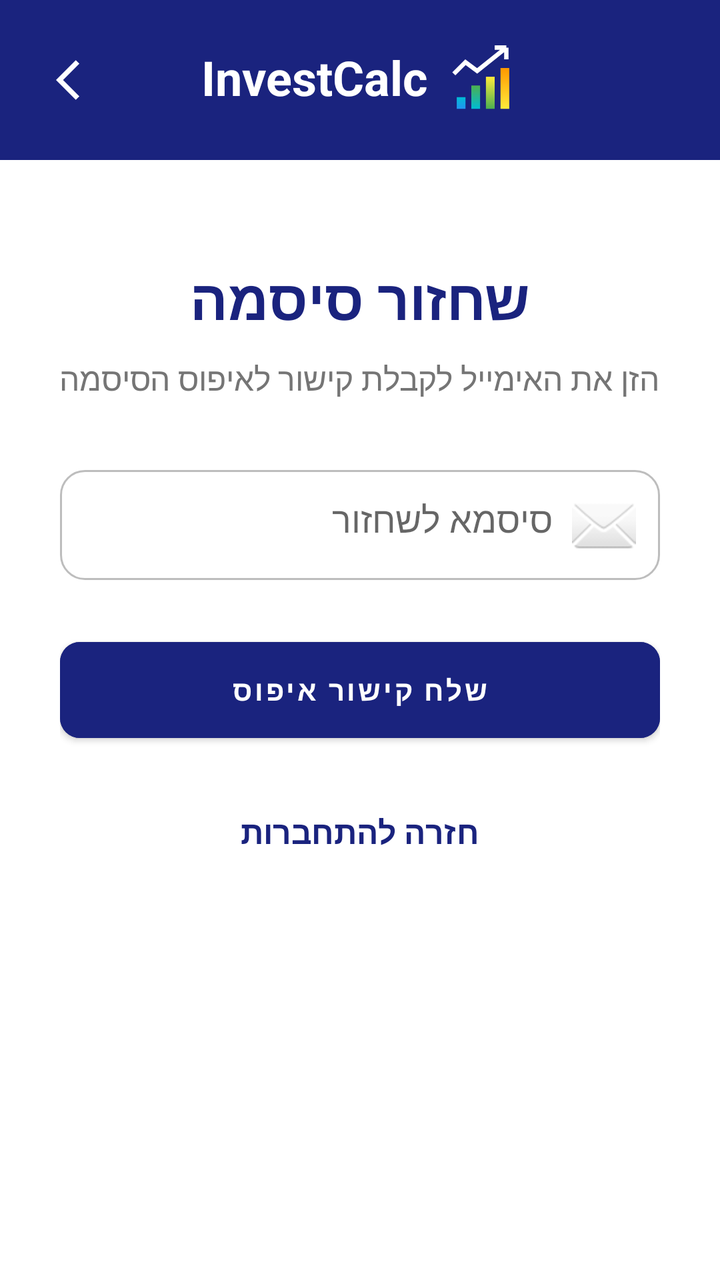
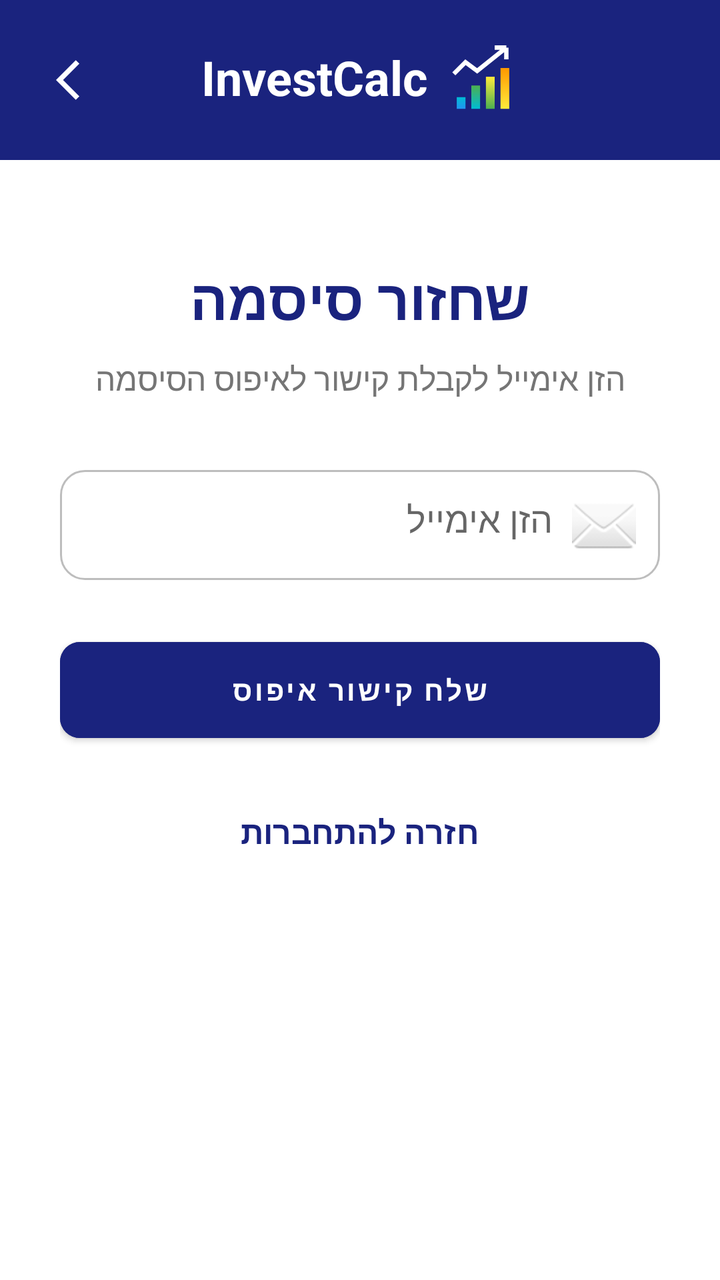

An Android layout rendered at two revisions. The XML below is the earlier revision; the diff shows what the commit changed to produce the second picture.
<!-- AndroidManifest.xml: application theme Theme.First_App -->
<!-- res/layout/activity_forgot_password.xml -->
<?xml version="1.0" encoding="utf-8"?>
<ScrollView xmlns:android="http://schemas.android.com/apk/res/android"
    xmlns:app="http://schemas.android.com/apk/res-auto"
    android:layout_width="match_parent"
    android:layout_height="match_parent"
    android:background="#FFFFFF"
    android:fillViewport="true">

    <LinearLayout
        android:layout_width="match_parent"
        android:layout_height="wrap_content"
        android:orientation="vertical">

        <FrameLayout
            android:layout_width="match_parent"
            android:layout_height="80dp"
            android:background="#1A237E">

            <ImageButton
                android:id="@+id/ibBackArrow"
                android:layout_width="48dp"
                android:layout_height="48dp"
                android:src="@drawable/arrow_back"  android:background="?attr/selectableItemBackgroundBorderless"
                android:contentDescription="Back"
                android:layout_gravity="top|start"  android:padding="12dp"
                android:layout_marginTop="16dp"
                android:layout_marginStart="16dp"/>

            <LinearLayout
                android:layout_width="wrap_content"
                android:layout_height="wrap_content"
                android:layout_gravity="center"
                android:orientation="horizontal">

                <TextView
                    android:layout_width="wrap_content"
                    android:layout_height="wrap_content"
                    android:text="InvestCalc"
                    android:textColor="#FFFFFF"
                    android:textSize="24sp"
                    android:textStyle="bold" />

                <ImageView
                    android:layout_width="35dp"
                    android:layout_height="35dp"
                    android:layout_marginStart="10dp"
                    android:src="@drawable/ic_growth_graph" />
            </LinearLayout>
        </FrameLayout>

        <LinearLayout
            android:layout_width="match_parent"
            android:layout_height="wrap_content"
            android:orientation="vertical"
            android:padding="30dp"
            android:gravity="center_horizontal">

            <TextView
                android:layout_width="wrap_content"
                android:layout_height="wrap_content"
                android:text="שחזור סיסמה"
                android:textSize="28sp"
                android:textStyle="bold"
                android:textColor="#1A237E"
                android:layout_marginTop="20dp"
                android:layout_marginBottom="10dp"/>

            <TextView
                android:layout_width="wrap_content"
                android:layout_height="wrap_content"
                android:text="הזן את האימייל לקבלת קישור לאיפוס הסיסמה"
                android:textSize="16sp"
                android:textColor="#757575"
                android:gravity="center"
                android:layout_marginBottom="35dp"/>

            <EditText
                android:id="@+id/etForgotEmail"
                android:layout_width="match_parent"
                android:layout_height="55dp"
                android:hint="סיסמא לשחזור"
                android:inputType="textEmailAddress"
                android:background="@drawable/edit_text_border"
                android:padding="12dp"
                android:drawableEnd="@android:drawable/ic_dialog_email"
                android:drawablePadding="10dp"
                android:gravity="right"
                android:layout_marginBottom="25dp"/>

            <Button
                android:id="@+id/btnResetPassword"
                android:layout_width="match_parent"
                android:layout_height="60dp"
                android:text="שלח קישור איפוס"
                android:backgroundTint="#1A237E"
                android:textColor="#FFFFFF"
                android:textStyle="bold"
                app:cornerRadius="10dp"
                android:layout_marginBottom="20dp"/>

            <TextView
                android:id="@+id/tvBackToLogin"
                android:layout_width="wrap_content"
                android:layout_height="wrap_content"
                android:text="חזרה להתחברות"
                android:textColor="#1A237E"
                android:padding="10dp"
                android:textSize="16sp"
                android:textStyle="bold"/>
        </LinearLayout>
    </LinearLayout>
</ScrollView>
<!-- resources referenced by this layout -->
<resources>
  <!-- drawable arrow_back (drawable) -->
  <vector xmlns:android="http://schemas.android.com/apk/res/android" android:autoMirrored="true" android:height="24dp" android:tint="#FFFFFF" android:viewportHeight="24" android:viewportWidth="24" android:width="24dp">
        
      <path android:fillColor="@android:color/white" android:pathData="M11.67,3.87L9.9,2.1 0,12l9.9,9.9 1.77,-1.77L3.54,12z"/>
      
  </vector>
  <!-- drawable edit_text_border (drawable) -->
  <?xml version="1.0" encoding="utf-8"?>
  <shape xmlns:android="http://schemas.android.com/apk/res/android">
      <solid android:color="#FFFFFF" />
  
      <stroke
          android:width="1dp"
          android:color="#BDBDBD" />
  
      <corners android:radius="12dp" />
  </shape>
  <!-- drawable ic_growth_graph (drawable) -->
  <vector xmlns:android="http://schemas.android.com/apk/res/android"
      xmlns:aapt="http://schemas.android.com/aapt"
      android:width="120dp"
      android:height="120dp"
      android:viewportWidth="24"
      android:viewportHeight="24">
  
      <path android:pathData="M3,22h3V18h-3z"><aapt:attr name="android:fillColor"><gradient android:startY="22" android:endY="18" android:type="linear"><item android:offset="0" android:color="#2196F3"/><item android:offset="1" android:color="#00BCD4"/></gradient></aapt:attr></path>
      <path android:pathData="M8,22h3V14h-3z"><aapt:attr name="android:fillColor"><gradient android:startY="22" android:endY="14" android:type="linear"><item android:offset="0" android:color="#00BCD4"/><item android:offset="1" android:color="#4CAF50"/></gradient></aapt:attr></path>
      <path android:pathData="M13,22h3V11h-3z"><aapt:attr name="android:fillColor"><gradient android:startY="22" android:endY="11" android:type="linear"><item android:offset="0" android:color="#4CAF50"/><item android:offset="1" android:color="#FFEB3B"/></gradient></aapt:attr></path>
      <path android:pathData="M18,22h3V8h-3z"><aapt:attr name="android:fillColor"><gradient android:startY="22" android:endY="8" android:type="linear"><item android:offset="0" android:color="#FFEB3B"/><item android:offset="1" android:color="#FF9800"/></gradient></aapt:attr></path>
  
      <path
          android:strokeColor="#FFFFFF"
          android:strokeWidth="1.5"
          android:pathData="M2,10 L6,6 L10,9 L20,1 M20,1 L16,1 M20,1 L20,5" />
  </vector>
  <style name="Theme.First_App" parent="Theme.MaterialComponents.DayNight.NoActionBar">
          <item name="colorPrimary">#1A237E</item>
          <item name="colorPrimaryVariant">#000051</item>
          <item name="colorOnPrimary">#FFFFFF</item>
          <item name="colorSecondary">#A5D6A7</item>
          <item name="colorOnSecondary">#000000</item>
          <item name="android:statusBarColor">#1A237E</item>
      </style>
</resources>

<!-- the commit's change to res/layout/activity_forgot_password.xml (unified diff, before → after) -->
@@ -68,7 +68,7 @@
             <TextView
                 android:layout_width="wrap_content"
                 android:layout_height="wrap_content"
-                android:text="הזן את האימייל לקבלת קישור לאיפוס הסיסמה"
+                android:text="הזן אימייל לקבלת קישור לאיפוס הסיסמה"
                 android:textSize="16sp"
                 android:textColor="#757575"
                 android:gravity="center"
@@ -78,7 +78,7 @@
                 android:id="@+id/etForgotEmail"
                 android:layout_width="match_parent"
                 android:layout_height="55dp"
-                android:hint="סיסמא לשחזור"
+                android:hint="הזן אימייל "
                 android:inputType="textEmailAddress"
                 android:background="@drawable/edit_text_border"
                 android:padding="12dp"
